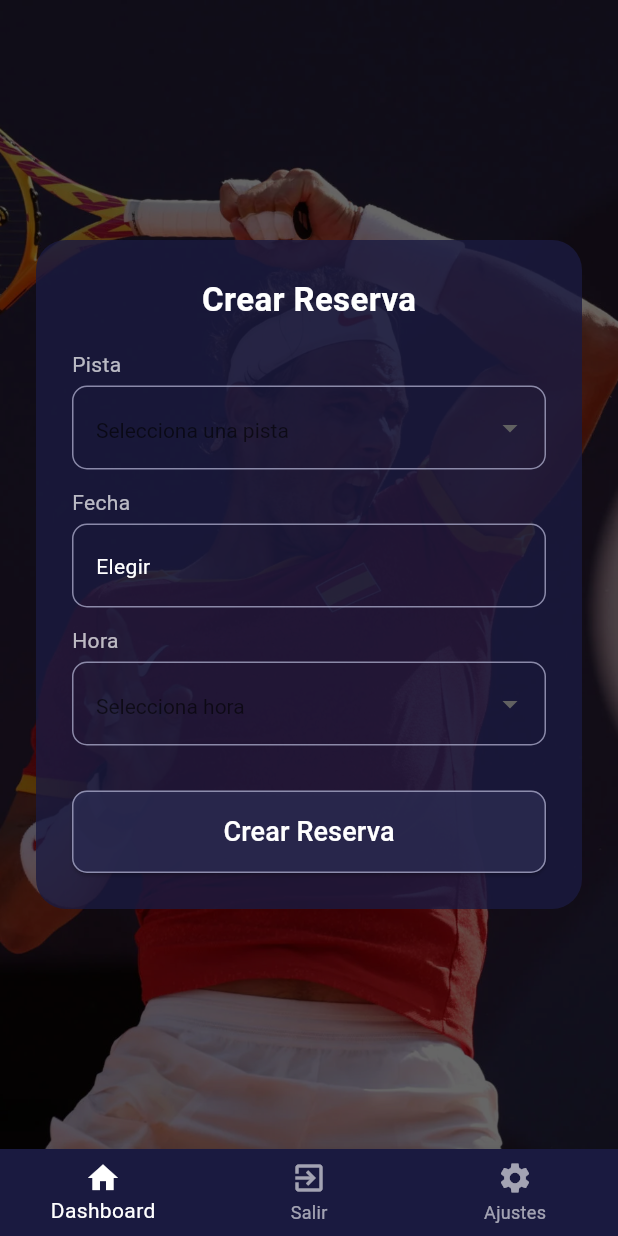
After one commit to thedanielpt/loginDart, a Flutter app: the CrearReservaPorJugador screen opened directly, on a phone screen of 412 x 824 dp. The commit adds this screen. Run offline on Flutter 3.47's test engine with Material 3 defaults, Android fonts, the light colour scheme and no system bars; our stand-ins replace cloud_firestore, firebase_auth, firebase_core; accounts and stored records are empty.

Commit message:
ya funciona todo uwu

```diff
--- a/lib/screen/usuarios/CrearReservaJugadorScreen.dart
+++ b/lib/screen/usuarios/CrearReservaJugadorScreen.dart
@@ -1,8 +1,17 @@
 import 'package:flutter/material.dart';
 import 'package:provider/provider.dart';
+
 import '../../provider/ReservaProvider.dart';
 import '../../provider/UserProvider.dart';
-import '../../widgets/admin/bottom_nav_bar.dart';
+
+import '../../theme/app_colors.dart';
+import '../../theme/date_picker_theme.dart';
+import '../../utils/app_assets.dart';
+import '../../utils/reserva_constants.dart';
+import '../../widgets/common/app_background.dart';
+import '../../widgets/common/app_card.dart';
+import '../../widgets/common/form_label.dart';
+import '../../widgets/common/app_input_decoration.dart';
 
 class CrearReservaPorJugador extends StatefulWidget {
   const CrearReservaPorJugador({super.key});
@@ -13,25 +22,17 @@ class CrearReservaPorJugador extends StatefulWidget {
 
 class _CrearReservaPorJugadorState extends State<CrearReservaPorJugador> {
   int _selectedTab = 0;
+
   String? _pistaId;
   String _fecha = "";
   String _hora = "";
   String? _error;
 
-
-  final List<String> _todasLasHoras = [
-    "09:00", "10:00", "11:00", "12:00", "13:00",
-    "16:00", "17:00", "18:00", "19:00", "20:00", "21:00"
-  ];
-
   @override
   Widget build(BuildContext context) {
     final reservaProvider = context.watch<ReservaProvider>();
-    final userProvider = context.watch<UserProvider>();
 
-
-
-    List<String> horasDisponibles = _todasLasHoras
+    final horasDisponibles = ReservaConstants.horas
         .where((h) => !reservaProvider.horasOcupadas.contains(h))
         .toList();
 
@@ -39,13 +40,15 @@ class _CrearReservaPorJugadorState extends State<CrearReservaPorJugador> {
       extendBodyBehindAppBar: true,
       bottomNavigationBar: BottomNavigationBar(
         currentIndex: _selectedTab,
-        backgroundColor: const Color(0xFF1A1A40),
+        backgroundColor: AppColors.dark,
         selectedItemColor: Colors.white,
-        unselectedItemColor: Colors.white60,
+        unselectedItemColor: AppColors.white60,
         type: BottomNavigationBarType.fixed,
         onTap: (index) {
           setState(() => _selectedTab = index);
-          if (index == 1) Navigator.pushNamedAndRemoveUntil(context, "/", (r) => false);
+          if (index == 1) {
+            Navigator.pushNamedAndRemoveUntil(context, "/", (r) => false);
+          }
         },
         items: const [
           BottomNavigationBarItem(icon: Icon(Icons.home), label: 'Dashboard'),
@@ -53,49 +56,44 @@ class _CrearReservaPorJugadorState extends State<CrearReservaPorJugador> {
           BottomNavigationBarItem(icon: Icon(Icons.settings), label: 'Ajustes'),
         ],
       ),
-      body: Stack(
-        children: [
-
-          Positioned.fill(
-            child: Image.asset('assets/rafa.png', fit: BoxFit.cover),
-          ),
-
-          Positioned.fill(
-            child: Container(color: const Color(0x99000000)),
-          ),
-
-          Center(
+      body: AppBackground(
+        asset: AppAssets.bgRafa,
+        child: Center(
           child: SingleChildScrollView(
             padding: const EdgeInsets.symmetric(horizontal: 24),
-              child: Container(
-                padding: const EdgeInsets.all(24),
-                decoration: BoxDecoration(
-                  color: const Color(0xCC1A1A40),
-                  borderRadius: BorderRadius.circular(20),
-                ),
+            child: AppCard(
               child: Column(
                 mainAxisSize: MainAxisSize.min,
                 children: [
                   const Text(
                     "Crear Reserva",
-                      style: TextStyle(fontSize: 22, color: Colors.white, fontWeight: FontWeight.bold),
+                    style: TextStyle(
+                      fontSize: 22,
+                      color: Colors.white,
+                      fontWeight: FontWeight.bold,
+                    ),
                   ),
                   const SizedBox(height: 18),
 
                   if (_error != null) ...[
-                      Text(_error!, style: const TextStyle(color: Color(0xFFFFB4B4))),
+                    Text(
+                      _error!,
+                      style: const TextStyle(color: AppColors.errorSoft),
+                    ),
                     const SizedBox(height: 10),
                   ],
 
-
-                    _buildLabel("Pista"),
+                  const FormLabel("Pista"),
                   DropdownButtonFormField<String>(
-                      dropdownColor: const Color(0xFF1A1A40),
+                    dropdownColor: AppColors.dark,
                     style: const TextStyle(color: Colors.white),
                     value: _pistaId,
-                      decoration: _inputDecoration("Selecciona una pista"),
-                      items: ["1", "2", "3", "4"].map((id) {
-                        return DropdownMenuItem(value: id, child: Text("Pista $id"));
+                    decoration: appInputDecoration("Selecciona una pista"),
+                    items: ReservaConstants.pistas.map((id) {
+                      return DropdownMenuItem(
+                        value: id,
+                        child: Text("Pista $id"),
+                      );
                     }).toList(),
                     onChanged: (val) {
                       setState(() {
@@ -108,35 +106,22 @@ class _CrearReservaPorJugadorState extends State<CrearReservaPorJugador> {
 
                   const SizedBox(height: 12),
 
-
-                    _buildLabel("Fecha"),
+                  const FormLabel("Fecha"),
                   InkWell(
                     onTap: () async {
-                        DateTime? picked = await showDatePicker(
+                      final picked = await showDatePicker(
                         context: context,
                         initialDate: DateTime.now().add(const Duration(days: 1)),
                         firstDate: DateTime.now(),
                         lastDate: DateTime(2027),
                         builder: (context, child) {
                           return Theme(
-                              data: Theme.of(context).copyWith(
-                                dialogBackgroundColor: const Color(0xFF1A1A40),
-                                colorScheme: const ColorScheme.dark(
-                                  primary: Colors.white,
-                                  onPrimary: Color(0xFF1A1A40),
-                                  surface: Color(0xFF1A1A40),
-                                  onSurface: Colors.white,
-                                ),
-                                textButtonTheme: TextButtonThemeData(
-                                  style: TextButton.styleFrom(
-                                    foregroundColor: Colors.white,
-                                  ),
-                                ),
-                              ),
+                            data: buildDatePickerTheme(context),
                             child: child!,
                           );
                         },
                       );
+
                       if (picked != null) {
                         setState(() {
                           _fecha = picked.toString().substring(0, 10);
@@ -146,22 +131,30 @@ class _CrearReservaPorJugadorState extends State<CrearReservaPorJugador> {
                       }
                     },
                     child: InputDecorator(
-                        decoration: _inputDecoration("Elegir fecha"),
-                        child: Text(_fecha.isEmpty ? "Elegir" : _fecha, style: const TextStyle(color: Colors.white)),
+                      decoration: appInputDecoration("Elegir fecha"),
+                      child: Text(
+                        _fecha.isEmpty ? "Elegir" : _fecha,
+                        style: const TextStyle(color: Colors.white),
+                      ),
                     ),
                   ),
 
                   const SizedBox(height: 12),
 
-
-                    _buildLabel("Hora"),
+                  const FormLabel("Hora"),
                   DropdownButtonFormField<String>(
-                      dropdownColor: const Color(0xFF1A1A40),
+                    dropdownColor: AppColors.dark,
                     style: const TextStyle(color: Colors.white),
                     value: _hora.isEmpty ? null : _hora,
-                      decoration: _inputDecoration("Selecciona hora"),
+                    decoration: appInputDecoration("Selecciona hora"),
                     items: (_pistaId == null || _fecha.isEmpty)
-                          ? [const DropdownMenuItem(value: null, enabled: false, child: Text("Elige pista y fecha primero"))]
+                        ? const [
+                            DropdownMenuItem<String>(
+                              value: null,
+                              enabled: false,
+                              child: Text("Elige pista y fecha primero"),
+                            )
+                          ]
                         : horasDisponibles.map((h) {
                             return DropdownMenuItem(value: h, child: Text(h));
                           }).toList(),
@@ -170,20 +163,22 @@ class _CrearReservaPorJugadorState extends State<CrearReservaPorJugador> {
 
                   const SizedBox(height: 30),
 
-
                   SizedBox(
                     width: double.infinity,
                     height: 55,
                     child: ElevatedButton(
                       style: ElevatedButton.styleFrom(
-                          backgroundColor: const Color(0xCC2C2C54),
+                        backgroundColor: AppColors.buttonBg,
                         shape: RoundedRectangleBorder(
                           borderRadius: BorderRadius.circular(10),
-                            side: const BorderSide(color: Color(0xCCA6A6C5)),
+                          side: const BorderSide(color: AppColors.borderSoft),
                         ),
                       ),
                       onPressed: _enviarReserva,
-                        child: const Text("Crear Reserva", style: TextStyle(color: Colors.white, fontSize: 18)),
+                      child: const Text(
+                        "Crear Reserva",
+                        style: TextStyle(color: Colors.white, fontSize: 18),
+                      ),
                     ),
                   ),
                 ],
@@ -191,21 +186,19 @@ class _CrearReservaPorJugadorState extends State<CrearReservaPorJugador> {
             ),
           ),
         ),
-        ],
       ),
     );
   }
 
-
   void _checkHorasOcupadas() {
     if (_pistaId != null && _fecha.isNotEmpty) {
-
       context.read<ReservaProvider>().cargarHorasOcupadas(_fecha, _pistaId!);
     }
   }
 
-  void _enviarReserva() async {
+  Future<void> _enviarReserva() async {
     final user = context.read<UserProvider>().user;
+
     if (_pistaId == null || _fecha.isEmpty || _hora.isEmpty) {
       setState(() => _error = "Rellena pista, fecha y hora.");
       return;
@@ -223,28 +216,4 @@ class _CrearReservaPorJugadorState extends State<CrearReservaPorJugador> {
       setState(() => _error = e.toString());
     }
   }
-
-  Widget _buildLabel(String text) {
-    return Container(
-      alignment: Alignment.centerLeft,
-      padding: const EdgeInsets.only(bottom: 4),
-      child: Text(text, style: const TextStyle(color: Colors.white70, fontSize: 14)),
-    );
 }
-
-  InputDecoration _inputDecoration(String hint) {
-    return InputDecoration(
-      hintText: hint,
-      hintStyle: const TextStyle(color: Colors.white38),
-      filled: true,
-      fillColor: Colors.transparent,
-      enabledBorder: OutlineInputBorder(
-        borderRadius: BorderRadius.circular(10),
-        borderSide: const BorderSide(color: Color(0xCCA6A6C5)),
-      ),
-      focusedBorder: const OutlineInputBorder(
-        borderSide: BorderSide(color: Colors.white),
-      ),
-    );
-  }
-}
--- /dev/null
+++ b/lib/theme/app_colors.dart
@@ -0,0 +1,18 @@
+import 'package:flutter/material.dart';
+
+class AppColors {
+  AppColors._();
+
+  static const Color dark = Color(0xFF1A1A40);
+  static const Color overlayBlack = Color(0x99000000);
+
+  static const Color panel = Color(0xCC1A1A40);
+  static const Color buttonBg = Color(0xCC2C2C54);
+  static const Color borderSoft = Color(0xCCA6A6C5);
+
+  static const Color errorSoft = Color(0xFFFFB4B4);
+
+  static const Color white60 = Colors.white60;
+  static const Color white70 = Colors.white70;
+  static const Color white38 = Colors.white38;
+}
--- /dev/null
+++ b/lib/utils/app_assets.dart
@@ -0,0 +1,6 @@
+class AppAssets {
+  AppAssets._();
+
+  static const String bgRafa = 'assets/rafa.png';
+  static const String logo = 'assets/logo.png';
+}
--- /dev/null
+++ b/lib/utils/reserva_constants.dart
@@ -0,0 +1,10 @@
+class ReservaConstants {
+  ReservaConstants._();
+
+  static const List<String> horas = [
+    "09:00", "10:00", "11:00", "12:00", "13:00",
+    "16:00", "17:00", "18:00", "19:00", "20:00", "21:00"
+  ];
+
+  static const List<String> pistas = ["1", "2", "3", "4"];
+}
--- /dev/null
+++ b/lib/widgets/common/app_background.dart
@@ -0,0 +1,28 @@
+import 'package:flutter/material.dart';
+import '../../theme/app_colors.dart';
+
+class AppBackground extends StatelessWidget {
+  final String asset;
+  final Widget child;
+
+  const AppBackground({
+    super.key,
+    required this.asset,
+    required this.child,
+  });
+
+  @override
+  Widget build(BuildContext context) {
+    return Stack(
+      children: [
+        Positioned.fill(
+          child: Image.asset(asset, fit: BoxFit.cover),
+        ),
+        Positioned.fill(
+          child: Container(color: AppColors.overlayBlack),
+        ),
+        child,
+      ],
+    );
+  }
+}
--- /dev/null
+++ b/lib/widgets/common/app_card.dart
@@ -0,0 +1,29 @@
+import 'package:flutter/material.dart';
+import '../../theme/app_colors.dart';
+
+class AppCard extends StatelessWidget {
+  final Widget child;
+  final EdgeInsets padding;
+  final double radius;
+  final Color? color;
+
+  const AppCard({
+    super.key,
+    required this.child,
+    this.padding = const EdgeInsets.all(24),
+    this.radius = 20,
+    this.color,
+  });
+
+  @override
+  Widget build(BuildContext context) {
+    return Container(
+      padding: padding,
+      decoration: BoxDecoration(
+        color: color ?? AppColors.panel,
+        borderRadius: BorderRadius.circular(radius),
+      ),
+      child: child,
+    );
+  }
+}
--- /dev/null
+++ b/lib/widgets/common/app_input_decoration.dart
@@ -0,0 +1,18 @@
+import 'package:flutter/material.dart';
+import '../../theme/app_colors.dart';
+
+InputDecoration appInputDecoration(String hint) {
+  return InputDecoration(
+    hintText: hint,
+    hintStyle: const TextStyle(color: AppColors.white38),
+    filled: true,
+    fillColor: Colors.transparent,
+    enabledBorder: OutlineInputBorder(
+      borderRadius: BorderRadius.circular(10),
+      borderSide: const BorderSide(color: AppColors.borderSoft),
+    ),
+    focusedBorder: const OutlineInputBorder(
+      borderSide: BorderSide(color: Colors.white),
+    ),
+  );
+}
--- /dev/null
+++ b/lib/widgets/common/form_label.dart
@@ -0,0 +1,23 @@
+import 'package:flutter/material.dart';
+import '../../theme/app_colors.dart';
+
+class FormLabel extends StatelessWidget {
+  final String text;
+
+  const FormLabel(this.text, {super.key});
+
+  @override
+  Widget build(BuildContext context) {
+    return Container(
+      alignment: Alignment.centerLeft,
+      padding: const EdgeInsets.only(bottom: 4),
+      child: Text(
+        text,
+        style: const TextStyle(
+          color: AppColors.white70,
+          fontSize: 14,
+        ),
+      ),
+    );
+  }
+}
```
Also changed, not shown: lib/theme/date_picker_theme.dart (added, +19 -0 lines), lib/utils/validators.dart (added, +16 -0 lines). Lines whose indentation alone changed are shown as unchanged.
